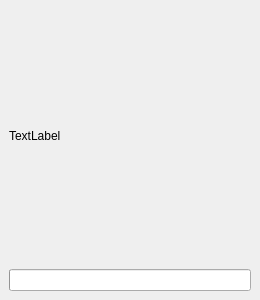
This is src/main/Message.ui in Komet/MediaElch as Qt 5 draws it before an edit. The edited form follows.
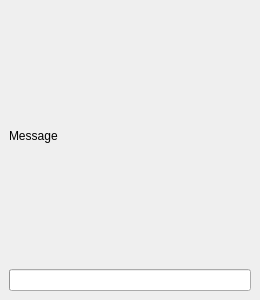
This is the edited form.

What changed in the file:
```diff
--- a/src/main/Message.ui
+++ b/src/main/Message.ui
@@ -50,7 +50,7 @@
       <item>
        <widget class="QLabel" name="label">
         <property name="text">
-         <string>TextLabel</string>
+         <string notr="true">Message</string>
         </property>
         <property name="wordWrap">
          <bool>true</bool>
```
